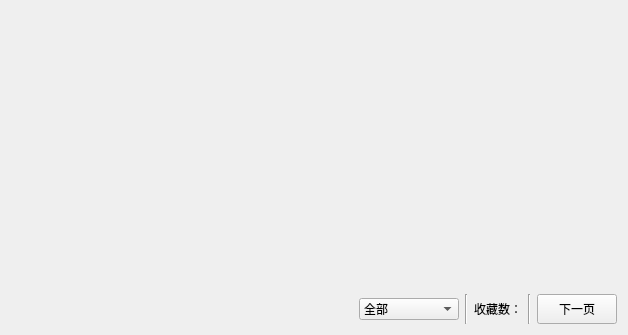
Before: the Qt Designer form ui/ui_favority.ui in tonquer/ehentai-qt, drawn with Qt 5.
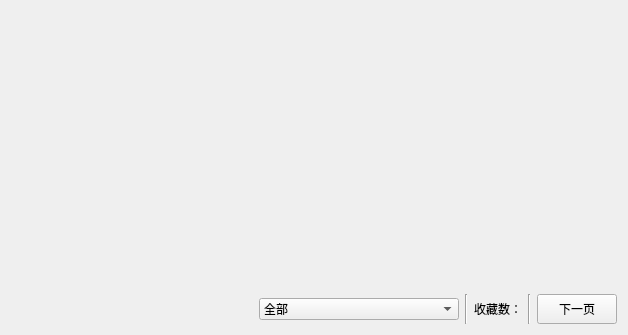
After: the same form once the commit is applied. Custom widgets are drawn as their Qt base class.

```diff
--- a/ui/ui_favority.ui
+++ b/ui/ui_favority.ui
@@ -42,7 +42,7 @@
         <widget class="QComboBox" name="comboBox">
          <property name="minimumSize">
           <size>
-           <width>100</width>
+           <width>200</width>
            <height>0</height>
           </size>
          </property>
```
